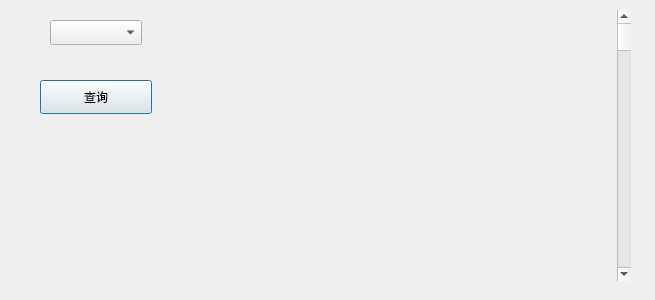
First picture: the form in inquiry.ui, repository Traeyee/trip_assist, before the edit.
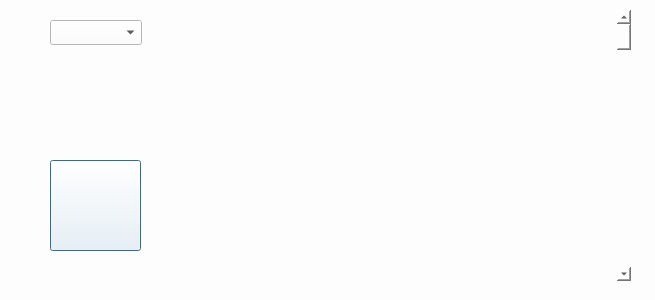
Second picture: the form after the edit.

The edit to the form file:
```diff
--- a/inquiry.ui
+++ b/inquiry.ui
@@ -13,6 +13,11 @@
   <property name="windowTitle">
    <string>Dialog</string>
   </property>
+  <property name="styleSheet">
+   <string notr="true">background-color: rgb(253, 253, 253);
+
+</string>
+  </property>
   <widget class="QComboBox" name="customBox">
    <property name="geometry">
     <rect>
@@ -26,14 +31,14 @@
   <widget class="QPushButton" name="iqr">
    <property name="geometry">
     <rect>
-     <x>40</x>
-     <y>80</y>
-     <width>112</width>
-     <height>34</height>
+     <x>50</x>
+     <y>160</y>
+     <width>91</width>
+     <height>91</height>
     </rect>
    </property>
    <property name="text">
-    <string>查询</string>
+    <string/>
    </property>
   </widget>
   <widget class="QWidget" name="verticalLayoutWidget">
```
